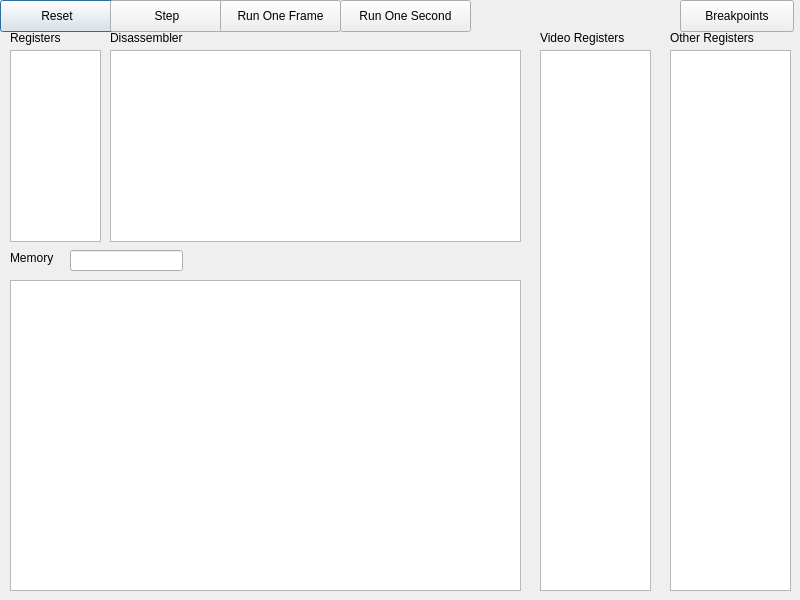
Qt form GbmuUI/debuggerwindow.ui (nbouchinet/gbmu) before a commit.
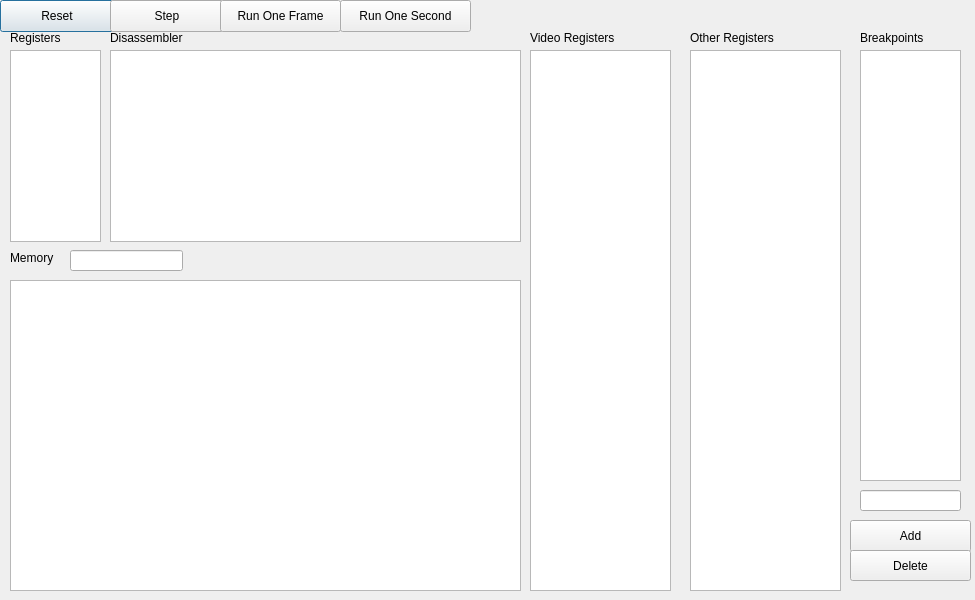
The same form after that commit.

Commit message: working on debugger ui ; but step one frame and step one second abort ; breakpoints not finished yet ; memory map need some thoughts ; when the debugger button is pressed the debugger is toggled in the program

The edit to the form file:
```diff
--- a/GbmuUI/debuggerwindow.ui
+++ b/GbmuUI/debuggerwindow.ui
@@ -6,19 +6,19 @@
    <rect>
     <x>0</x>
     <y>0</y>
-    <width>800</width>
+    <width>975</width>
     <height>600</height>
    </rect>
   </property>
   <property name="minimumSize">
    <size>
-    <width>800</width>
+    <width>975</width>
     <height>600</height>
    </size>
   </property>
   <property name="maximumSize">
    <size>
-    <width>800</width>
+    <width>975</width>
     <height>600</height>
    </size>
   </property>
@@ -77,19 +77,6 @@
     <string>Run One Second</string>
    </property>
   </widget>
-  <widget class="QPushButton" name="breakpointsButton">
-   <property name="geometry">
-    <rect>
-     <x>680</x>
-     <y>0</y>
-     <width>114</width>
-     <height>32</height>
-    </rect>
-   </property>
-   <property name="text">
-    <string>Breakpoints</string>
-   </property>
-  </widget>
   <widget class="QLineEdit" name="memoryLineEdit">
    <property name="geometry">
     <rect>
@@ -142,7 +129,7 @@
   <widget class="QLabel" name="videoRegistersLabel">
    <property name="geometry">
     <rect>
-     <x>540</x>
+     <x>530</x>
      <y>30</y>
      <width>101</width>
      <height>16</height>
@@ -155,7 +142,7 @@
   <widget class="QLabel" name="otherRegisterslabel">
    <property name="geometry">
     <rect>
-     <x>670</x>
+     <x>690</x>
      <y>30</y>
      <width>101</width>
      <height>16</height>
@@ -198,9 +185,9 @@
   <widget class="QTableWidget" name="videoRegistersWidget">
    <property name="geometry">
     <rect>
-     <x>540</x>
+     <x>530</x>
      <y>50</y>
-     <width>111</width>
+     <width>141</width>
      <height>541</height>
     </rect>
    </property>
@@ -208,13 +195,72 @@
   <widget class="QTableWidget" name="otherRegistersWidget">
    <property name="geometry">
     <rect>
-     <x>670</x>
+     <x>690</x>
      <y>50</y>
-     <width>121</width>
+     <width>151</width>
      <height>541</height>
     </rect>
    </property>
   </widget>
+  <widget class="QListWidget" name="breakpointsWidget">
+   <property name="geometry">
+    <rect>
+     <x>860</x>
+     <y>50</y>
+     <width>101</width>
+     <height>431</height>
+    </rect>
+   </property>
+  </widget>
+  <widget class="QLineEdit" name="breakpointsEdit">
+   <property name="geometry">
+    <rect>
+     <x>860</x>
+     <y>490</y>
+     <width>101</width>
+     <height>21</height>
+    </rect>
+   </property>
+  </widget>
+  <widget class="QPushButton" name="addBreakpointButton">
+   <property name="geometry">
+    <rect>
+     <x>850</x>
+     <y>520</y>
+     <width>121</width>
+     <height>32</height>
+    </rect>
+   </property>
+   <property name="text">
+    <string>Add</string>
+   </property>
+  </widget>
+  <widget class="QPushButton" name="deleteBreakpointButton">
+   <property name="geometry">
+    <rect>
+     <x>850</x>
+     <y>550</y>
+     <width>121</width>
+     <height>31</height>
+    </rect>
+   </property>
+   <property name="text">
+    <string>Delete</string>
+   </property>
+  </widget>
+  <widget class="QLabel" name="breakpointsLabel">
+   <property name="geometry">
+    <rect>
+     <x>860</x>
+     <y>30</y>
+     <width>81</width>
+     <height>16</height>
+    </rect>
+   </property>
+   <property name="text">
+    <string>Breakpoints</string>
+   </property>
+  </widget>
  </widget>
  <resources/>
  <connections/>
```
The commit also changes 8 other files.
